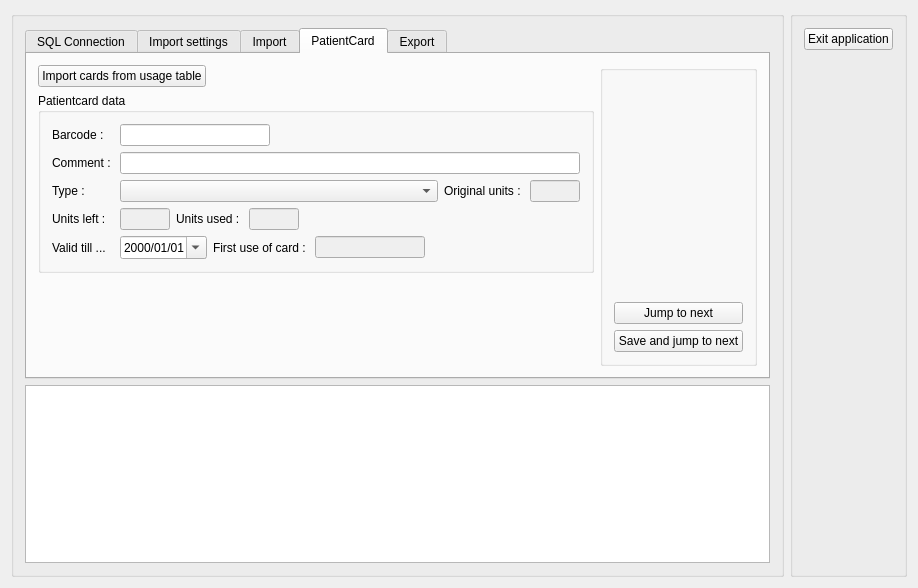
Qt form dbtool/cdlgmain.ui (tbikfalvi/Belenus) before a commit.
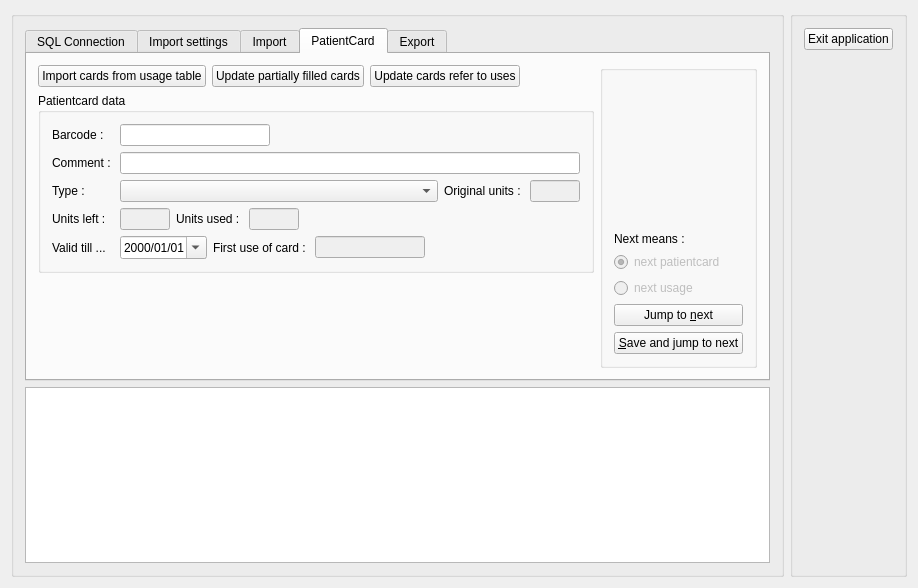
The same form after that commit. The open tabs and pages were chosen to show the change.

The edit to the form file:
```diff
--- a/dbtool/cdlgmain.ui
+++ b/dbtool/cdlgmain.ui
@@ -479,6 +479,20 @@
                   </property>
                  </widget>
                 </item>
+                <item>
+                 <widget class="QPushButton" name="pbUpdate">
+                  <property name="text">
+                   <string>Update partially filled cards</string>
+                  </property>
+                 </widget>
+                </item>
+                <item>
+                 <widget class="QPushButton" name="pbUpdateUsage">
+                  <property name="text">
+                   <string>Update cards refer to uses</string>
+                  </property>
+                 </widget>
+                </item>
                 <item>
                  <spacer name="horizontalSpacer_7">
                   <property name="orientation">
@@ -723,7 +737,50 @@
                  <property name="sizeHint" stdset="0">
                   <size>
                    <width>20</width>
-                   <height>225</height>
+                   <height>160</height>
+                  </size>
+                 </property>
+                </spacer>
+               </item>
+               <item>
+                <widget class="QLabel" name="lblNext">
+                 <property name="text">
+                  <string>Next means :</string>
+                 </property>
+                </widget>
+               </item>
+               <item>
+                <widget class="QRadioButton" name="rbNextPatientCard">
+                 <property name="enabled">
+                  <bool>false</bool>
+                 </property>
+                 <property name="text">
+                  <string>next patientcard</string>
+                 </property>
+                 <property name="checked">
+                  <bool>true</bool>
+                 </property>
+                </widget>
+               </item>
+               <item>
+                <widget class="QRadioButton" name="rbNextPCUse">
+                 <property name="enabled">
+                  <bool>false</bool>
+                 </property>
+                 <property name="text">
+                  <string>next usage</string>
+                 </property>
+                </widget>
+               </item>
+               <item>
+                <spacer name="verticalSpacer_9">
+                 <property name="orientation">
+                  <enum>Qt::Vertical</enum>
+                 </property>
+                 <property name="sizeHint" stdset="0">
+                  <size>
+                   <width>20</width>
+                   <height>5</height>
                   </size>
                  </property>
                 </spacer>
@@ -731,14 +788,14 @@
                <item>
                 <widget class="QPushButton" name="pbNext">
                  <property name="text">
-                  <string>Jump to next</string>
+                  <string>Jump to &amp;next</string>
                  </property>
                 </widget>
                </item>
                <item>
                 <widget class="QPushButton" name="pbSaveNext">
                  <property name="text">
-                  <string>Save and jump to next</string>
+                  <string>&amp;Save and jump to next</string>
                  </property>
                 </widget>
                </item>
```
Left out of the diff: 2 changed lines with no effect on the pictures.
